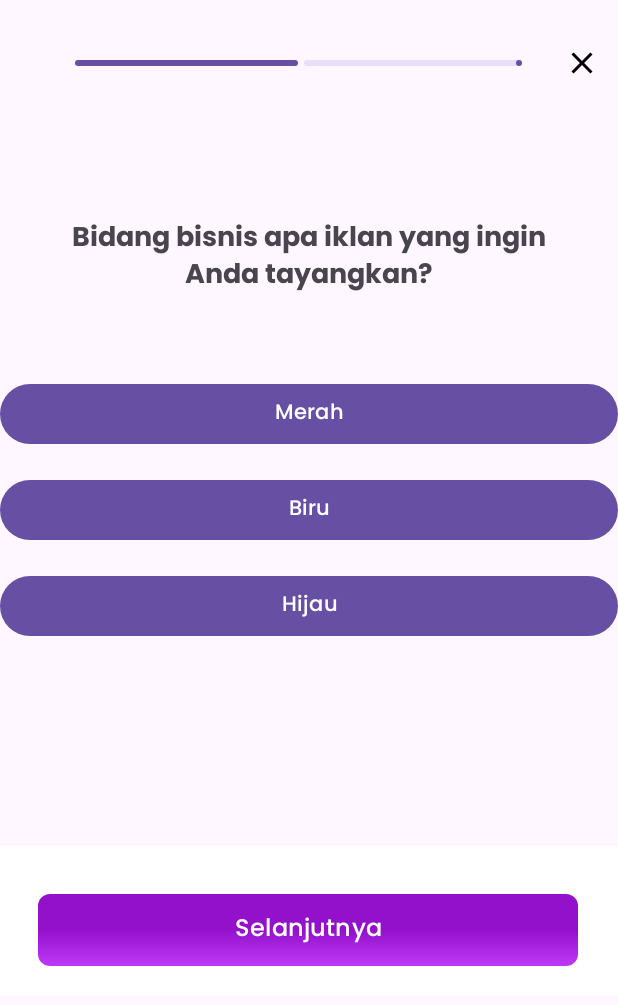
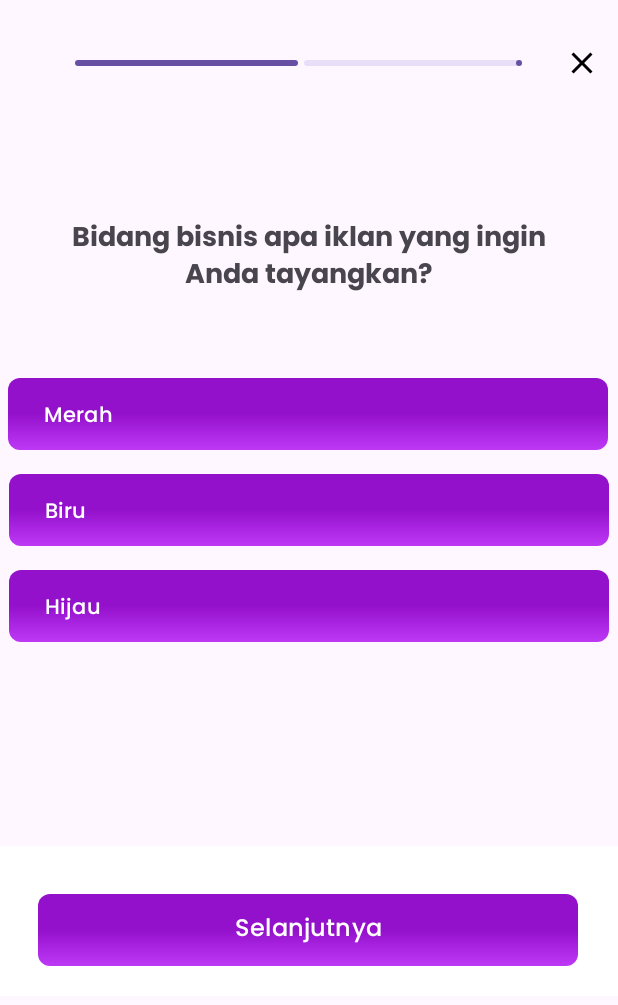
Before and after one commit to ExRonin/CapstoneProject, an Android app built with Jetpack Compose: the screen it shows after launch (ActivitySurvey), after a tap on "Selanjutnya", on a phone screen of 412 x 824 dp. Shown: the top 1005 px of the screen. Run offline under Robolectric (Android 15) with nearby library versions, the phone set to English and light mode, and no system bars.

Commit message:
fix: style survey

```diff
--- a/app/src/main/res/layout/page_survey_2.xml
+++ b/app/src/main/res/layout/page_survey_2.xml
@@ -24,23 +24,31 @@
 
     <Button
         android:id="@+id/button1"
-        android:layout_width="0dp"
+        android:layout_width="400dp"
         android:layout_height="wrap_content"
         android:layout_marginTop="52dp"
         android:fontFamily="@font/poppins_medium"
         android:text="Merah"
+        android:background="@drawable/bg_btn_color_primary"
+        android:paddingTop="10dp"
+        android:gravity="left"
+        app:backgroundTint="@null"
         android:textAllCaps="false"
-        app:layout_constraintHorizontal_bias="0.0"
+        app:layout_constraintHorizontal_bias="0.454"
         app:layout_constraintLeft_toLeftOf="parent"
         app:layout_constraintRight_toRightOf="parent"
         app:layout_constraintTop_toBottomOf="@+id/textView" />
 
     <Button
         android:id="@+id/button2"
-        android:layout_width="0dp"
+        android:layout_width="400dp"
         android:layout_height="wrap_content"
         android:layout_marginTop="16dp"
         android:text="Biru"
+        android:background="@drawable/bg_btn_color_primary"
+        android:paddingTop="10dp"
+        android:gravity="left"
+        app:backgroundTint="@null"
         android:fontFamily="@font/poppins_medium"
         android:textAllCaps="false"
         app:layout_constraintLeft_toLeftOf="parent"
@@ -49,10 +57,14 @@
 
     <Button
         android:id="@+id/button3"
-        android:layout_width="0dp"
+        android:layout_width="400dp"
         android:layout_height="wrap_content"
         android:layout_marginTop="16dp"
         android:text="Hijau"
+        android:background="@drawable/bg_btn_color_primary"
+        android:paddingTop="10dp"
+        android:gravity="left"
+        app:backgroundTint="@null"
         android:fontFamily="@font/poppins_medium"
         android:textAllCaps="false"
         app:layout_constraintLeft_toLeftOf="parent"
```
Also changed, not shown: app/src/main/res/layout/page_survey_1.xml (+10 -6 lines).
